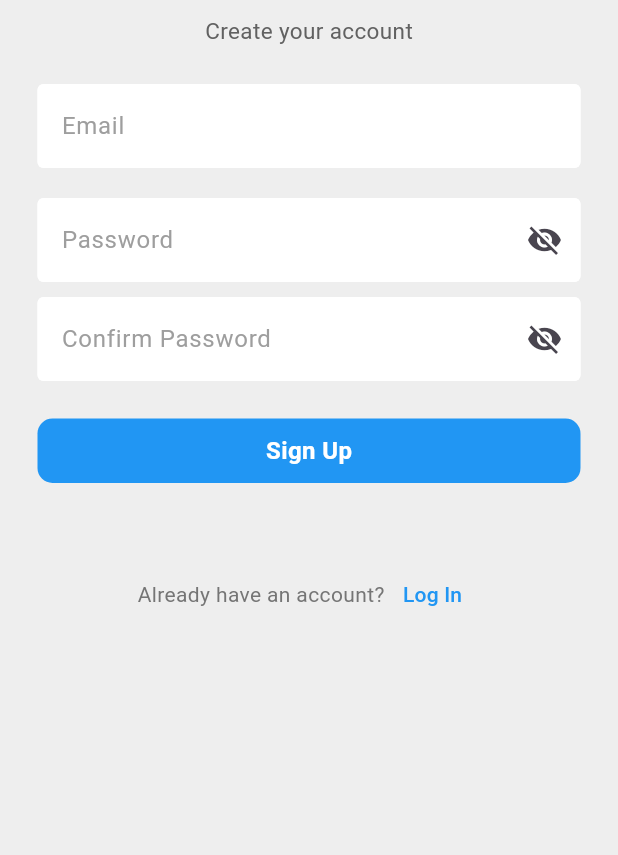
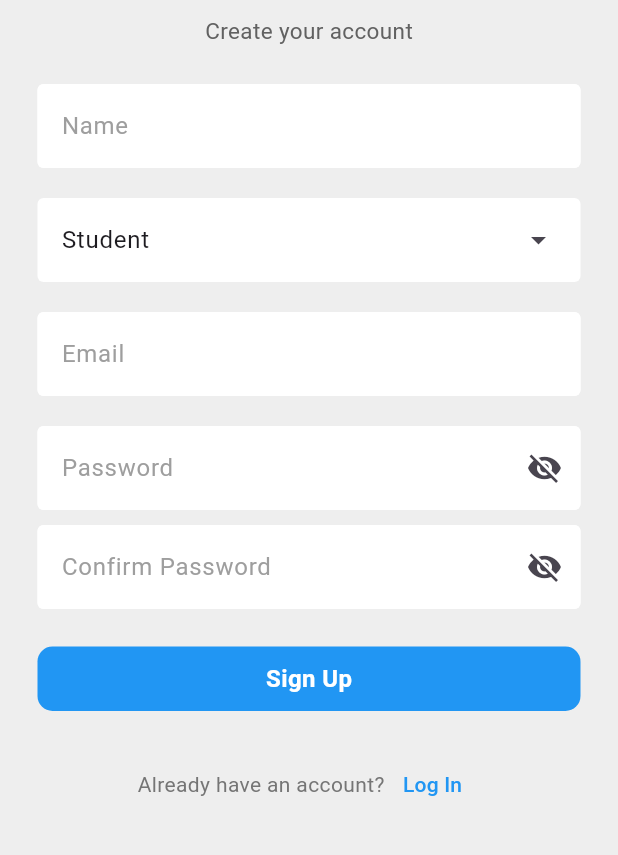
Before and after one commit to anna-banna/lookupp, a Flutter app: the SignupPage screen opened directly, on a phone screen of 412 x 824 dp, the part 312-1167 px from its top. Run offline on Flutter 3.47's test engine with Material 3 defaults, Android fonts, the phone set to English and light mode, and no system bars; our stand-ins replace firebase_auth, firebase_core, fluttertoast; accounts and stored records are empty; generated files the repository leaves out were written again.

Commit message:
sign up role

```diff
--- /dev/null
+++ b/lib/components/dropdown.dart
@@ -0,0 +1,57 @@
+import 'package:flutter/material.dart';
+
+/// This class is a StatefulWidget that builds a dropdown menu for the user to select their role.
+/// The dropdown menu is populated with the roles list.
+/// The initial selection is the first item in the roles list.
+
+// Roles list for user to select during sign up
+// Used in RoleDropdownMenu class to build the dropdown menu
+final List<String> roles = <String>[
+  'Student',
+  'Teacher',
+  'Parent',
+  'College Professor',
+  'Local Business'
+];
+
+class RoleDropdownMenu extends StatefulWidget {
+  const RoleDropdownMenu({super.key, required this.controller});
+  final TextEditingController controller;
+
+  @override
+  State<RoleDropdownMenu> createState() => _RoleDropdownMenuState();
+}
+
+class _RoleDropdownMenuState extends State<RoleDropdownMenu> {
+  String dropdownValue = roles.first;
+
+  @override
+  Widget build(BuildContext context) {
+    return DropdownMenu<String>(
+      // This is the value that is displayed on the dropdown button.
+      controller: widget.controller,
+      hintText: 'Role',
+      expandedInsets: const EdgeInsets.symmetric(horizontal: 25),
+      initialSelection: roles.first,
+      inputDecorationTheme: const InputDecorationTheme(
+        filled: true,
+        fillColor: Colors.white,
+        border: OutlineInputBorder(
+          borderSide: BorderSide.none,
+        ),
+      ),
+      menuStyle: MenuStyle(
+        backgroundColor: WidgetStateProperty.all<Color>(Colors.blueGrey[50]!),
+      ),
+      onSelected: (String? value) {
+        // This is called when the user selects an item.
+        setState(() {
+          dropdownValue = value!;
+        });
+      },
+      dropdownMenuEntries: roles.map<DropdownMenuEntry<String>>((String value) {
+        return DropdownMenuEntry<String>(value: value, label: value);
+      }).toList(),
+    );
+  }
+}
--- a/lib/pages/sign_up.dart
+++ b/lib/pages/sign_up.dart
@@ -1,10 +1,9 @@
-import 'dart:async';
-
 import 'package:flutter/material.dart';
 import 'package:lookupp/components/signup_button.dart';
 import 'package:lookupp/components/dynamic_textfield.dart';
 import 'package:lookupp/services/auth.dart';
 import 'package:fluttertoast/fluttertoast.dart';
+import 'package:lookupp/components/dropdown.dart';
 
 /// This class is a StatelessWidget that builds the UI for the sign up page.
 class SignupPage extends StatefulWidget {
@@ -18,9 +17,11 @@ class SignupPageState extends State<SignupPage> {
   // Initialize text controllers for email, password, and password confirmation.
   //
   // These controllers will be used to get the text input from the user.
+  final nameController = TextEditingController();
   final emailController = TextEditingController();
   final passwordController = TextEditingController();
   final passConfirmController = TextEditingController();
+  final roleController = TextEditingController();
 
   // Initialize Firebase Auth from AuthService class
   final AuthService _authService = AuthService();
@@ -102,6 +103,18 @@ class SignupPageState extends State<SignupPage> {
 
                   const SizedBox(height: 25),
 
+                  MyTextField(
+                    controller: nameController,
+                    hintText: 'Name',
+                    obscureText: false,
+                  ),
+
+                  const SizedBox(height: 20),
+
+                  RoleDropdownMenu(controller: roleController),
+
+                  const SizedBox(height: 20),
+
                   //email field
                   MyTextField(
                     controller: emailController,
@@ -128,7 +141,7 @@ class SignupPageState extends State<SignupPage> {
                   //sign in button
                   //TODO: fix context issue
                   SignupButton(onTap: () => signUp(context)),
-                  const SizedBox(height: 50),
+                  const SizedBox(height: 25),
                   //sign up
                   Row(
                     mainAxisAlignment: MainAxisAlignment.center,
```
